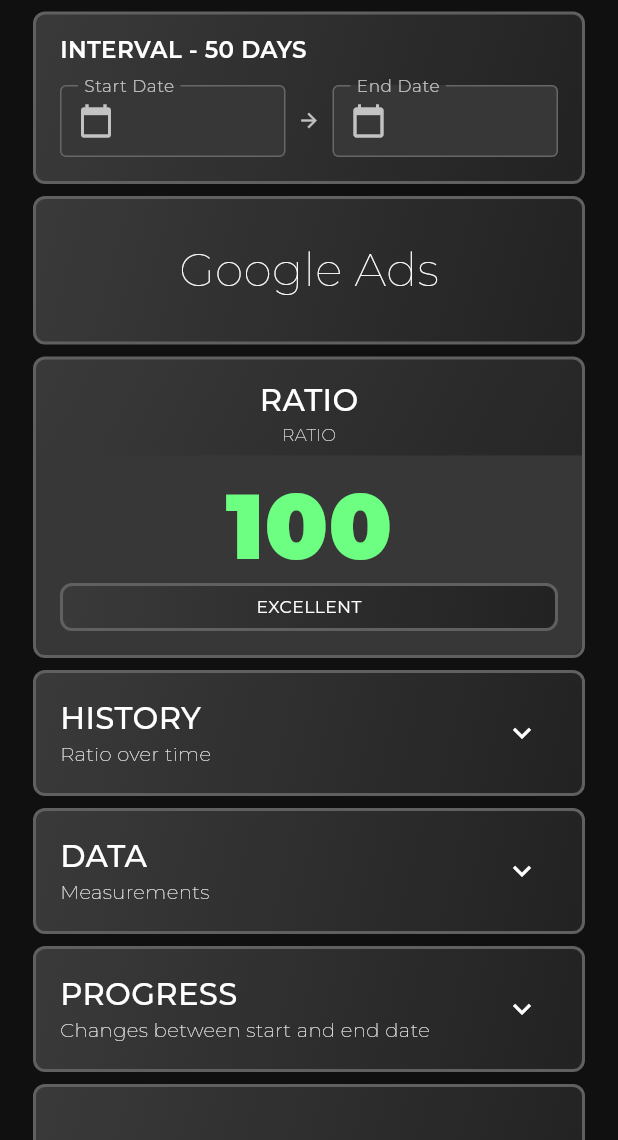
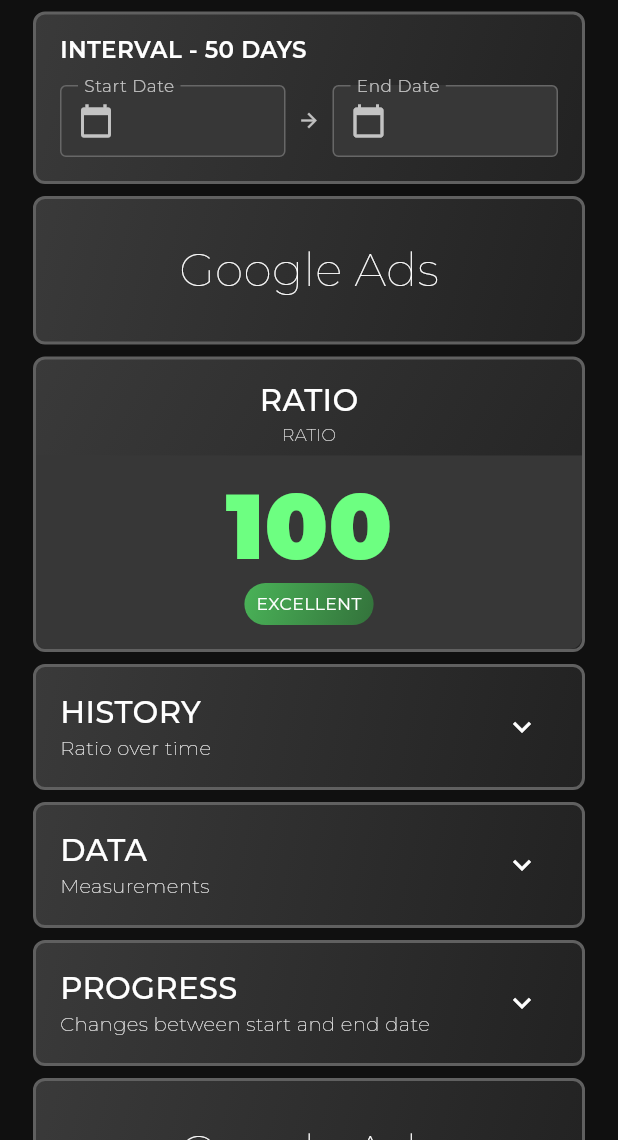
Before and after one commit to NangiDev/doffa, a Flutter app: the screen it shows after launch, after a tap on "Login with Fitbit", on a phone screen of 412 x 824 dp, the part 96-1236 px from its top. Run offline on Flutter 3.47's test engine with Material 3 defaults, Android fonts, the light colour scheme and no system bars; our stand-ins replace flutter_svg, google_fonts, logger.

Commit message:
More cleanup

```diff
--- a/lib/common/models.dart
+++ b/lib/common/models.dart
@@ -49,6 +49,8 @@
       leanInKg: 5.0,
     );
   }
+
+
 }
 
 @immutable
--- a/lib/providers/metrics_provider.dart
+++ b/lib/providers/metrics_provider.dart
@@ -5,19 +5,38 @@
   // Store start and end metrics
   Metrics _startMetrics = Metrics.defaultMetrics();
   Metrics _endMetrics = Metrics.defaultMetrics();
+  Metrics _changeMetrics = Metrics.defaultMetrics();
 
   Metrics get startMetrics => _startMetrics;
   Metrics get endMetrics => _endMetrics;
+  Metrics get changeMetrics => _changeMetrics;
+
+  // Method to get days between two dates
+  int getDays(DateTime start, DateTime end) {
+    return end.difference(start).inDays;
+  }
 
   // Method to set start metrics
   void setStartMetrics(Metrics metrics) {
     _startMetrics = metrics;
-    notifyListeners();
+    setChangeMetrics(_startMetrics, endMetrics);
   }
 
   // Method to set end metrics
   void setEndMetrics(Metrics metrics) {
     _endMetrics = metrics;
+    setChangeMetrics(startMetrics, _endMetrics);
+  }
+
+  void setChangeMetrics(Metrics start, Metrics end) {
+    _changeMetrics = Metrics(
+      date: DateTime.now(),
+      bmi: end.bmi - start.bmi,
+      weightInKg: end.weightInKg - start.weightInKg,
+      fatInPercentage: end.fatInPercentage - start.fatInPercentage,
+      fatInKg: end.fatInKg - start.fatInKg,
+      leanInKg: end.leanInKg - start.leanInKg,
+    );
     notifyListeners();
   }
 }
--- a/lib/widgets/cards/common/my_expandable_content.dart
+++ b/lib/widgets/cards/common/my_expandable_content.dart
@@ -53,13 +53,7 @@
       children: [
         Container(
           width: maxWidth,
-          decoration: BoxDecoration(
-            color: Color.fromARGB(255, 55, 55, 55),
-            borderRadius: BorderRadius.only(
-              bottomLeft: Radius.circular(8),
-              bottomRight: Radius.circular(8),
-            ),
-          ),
+          decoration: BoxDecoration(color: Color.fromARGB(255, 55, 55, 55)),
           child: Padding(
             padding: const EdgeInsets.symmetric(horizontal: 16.0),
             child: Padding(
--- a/lib/widgets/cards/my_data_card.dart
+++ b/lib/widgets/cards/my_data_card.dart
@@ -17,6 +17,11 @@
     final metricsProvider = context.watch<MetricsProvider>();
     final startMetrics = metricsProvider.startMetrics;
     final endMetrics = metricsProvider.endMetrics;
+
+    // Update the metrics after the first frame is rendered
+    WidgetsBinding.instance.addPostFrameCallback((_) {
+      metricsProvider.setChangeMetrics(startMetrics, endMetrics);
+    });
 
     return LayoutBuilder(
       builder: (context, constraints) {
--- a/lib/widgets/cards/my_history_card.dart
+++ b/lib/widgets/cards/my_history_card.dart
@@ -41,26 +41,29 @@
     );
   }
 
-  Padding _buildExpandedContent(double maxWidth) {
-    return Padding(
+  Widget _buildExpandedContent(double maxWidth) {
+    return Container(
+      width: maxWidth,
+      decoration: BoxDecoration(
+        color: Color.fromARGB(255, 55, 55, 55),
+        borderRadius: BorderRadius.only(
+          bottomLeft: Radius.circular(8),
+          bottomRight: Radius.circular(8),
+        ),
+      ),
+      child: Padding(
         padding: const EdgeInsets.all(16.0),
         child: Column(
           children: [
             MyMontserrat(
-            text: "100",
-            maxWidth: maxWidth,
-            sizeFactor: 6,
-            fontWeight: FontWeight.w900,
-            color: Color.fromARGB(255, 109, 255, 129),
-          ),
-          MyMontserrat(
               text: "Additional content displayed when expanded",
               maxWidth: maxWidth,
-            sizeFactor: 32,
+              sizeFactor: 24,
               fontWeight: FontWeight.w200,
             ),
           ],
         ),
+      ),
     );
   }
 }
--- a/lib/widgets/cards/my_progress_card.dart
+++ b/lib/widgets/cards/my_progress_card.dart
@@ -1,4 +1,3 @@
-import 'package:doffa/common/models.dart';
 import 'package:doffa/providers/metrics_provider.dart';
 import 'package:doffa/providers/ui_state_provider.dart';
 import 'package:doffa/widgets/cards/common/my_expandable_content.dart';
@@ -16,28 +15,7 @@
     final isExpanded = uiState.isExpanded(ExpandableSection.progress);
 
     final metricsProvider = context.watch<MetricsProvider>();
-    final startMetrics = metricsProvider.startMetrics;
-    final endMetrics = metricsProvider.endMetrics;
-
-    final changeMetrics = Metrics(
-      date: endMetrics.date,
-      bmi: endMetrics.bmi - startMetrics.bmi,
-      fatInPercentage:
-          endMetrics.fatInPercentage - startMetrics.fatInPercentage,
-      fatInKg: endMetrics.fatInKg - startMetrics.fatInKg,
-      leanInKg: endMetrics.leanInKg - startMetrics.leanInKg,
-      weightInKg: endMetrics.weightInKg - startMetrics.weightInKg,
-    );
-
-    final statusMetrics = Metrics(
-      date: endMetrics.date,
-      bmi: endMetrics.bmi - startMetrics.bmi,
-      fatInPercentage:
-          endMetrics.fatInPercentage - startMetrics.fatInPercentage,
-      fatInKg: endMetrics.fatInKg - startMetrics.fatInKg,
-      leanInKg: endMetrics.leanInKg - startMetrics.leanInKg,
-      weightInKg: endMetrics.weightInKg - startMetrics.weightInKg,
-    );
+    final changeMetrics = metricsProvider.changeMetrics;
 
     return LayoutBuilder(
       builder: (context, constraints) {
@@ -57,7 +35,7 @@
                     () => uiState.toggleExpanded(ExpandableSection.progress),
                 secondChild: MyExpandableContent(
                   start: changeMetrics,
-                  end: statusMetrics,
+                  end: changeMetrics,
                   maxWidth: maxWidth,
                 ),
               ),
--- a/lib/widgets/cards/my_ratio_card.dart
+++ b/lib/widgets/cards/my_ratio_card.dart
@@ -51,8 +51,7 @@
                             fontWeight: FontWeight.w900,
                             color: Color.fromARGB(255, 109, 255, 129),
                           ),
-                          MyContainer(
-                            maxWidth: maxWidth,
+                          BadgeContainer(
                             child: Padding(
                               padding: const EdgeInsets.all(8.0),
                               child: Column(
@@ -80,3 +79,24 @@
     );
   }
 }
+
+class BadgeContainer extends StatelessWidget {
+  const BadgeContainer({super.key, required this.child});
+
+  final Widget child;
+
+  @override
+  Widget build(BuildContext context) {
+    return Container(
+      decoration: BoxDecoration(
+        gradient: LinearGradient(
+          colors: [Color(0xFF4AB358), Color(0xFF33723B)],
+          begin: Alignment.topLeft,
+          end: Alignment.bottomRight,
+        ),
+        borderRadius: BorderRadius.all(Radius.circular(1000)),
+      ),
+      child: child,
+    );
+  }
+}
```
Lines whose indentation alone changed are shown as unchanged.
